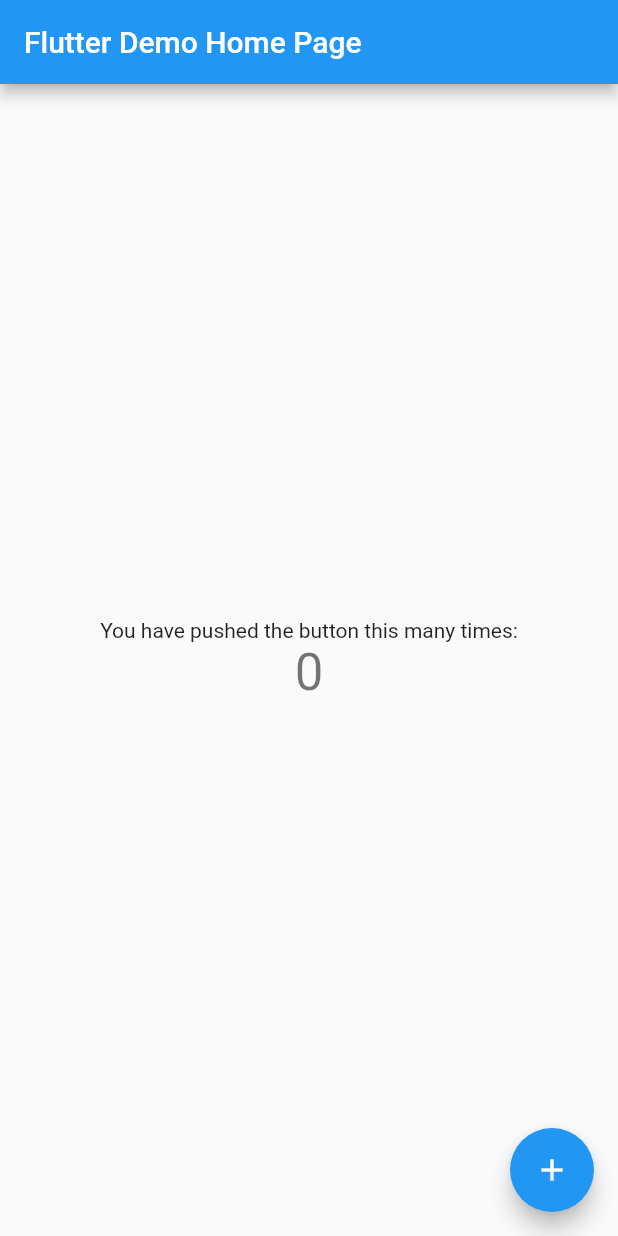
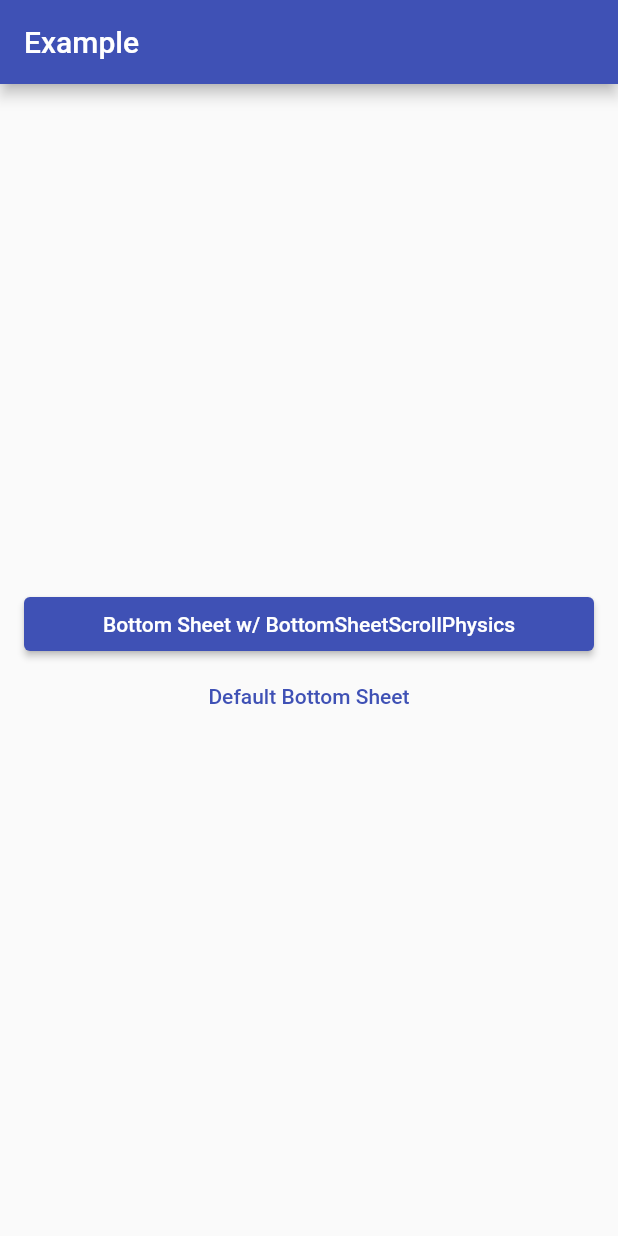
Before and after one commit to weakvar/bottom_sheet_scroll_physics, a Flutter app: the screen it shows after launch, on a phone screen of 412 x 824 dp. Run offline on Flutter 3.47's test engine with Material 2 defaults, Android fonts, the phone set to English and light mode, and no system bars; our stand-ins replace modal_bottom_sheet.

Commit message:
Added example bottom sheets with and without physics

```diff
--- a/example/lib/main.dart
+++ b/example/lib/main.dart
@@ -1,115 +1,120 @@
+import 'package:bottom_sheet_scroll_physics/bottom_sheet_scroll_physics.dart';
+import 'package:modal_bottom_sheet/modal_bottom_sheet.dart';
 import 'package:flutter/material.dart';
 
 void main() {
-  runApp(const MyApp());
+  runApp(const ExampleApp());
 }
 
-class MyApp extends StatelessWidget {
-  const MyApp({super.key});
+class ExampleApp extends StatelessWidget {
+  const ExampleApp({super.key});
 
-  // This widget is the root of your application.
   @override
   Widget build(BuildContext context) {
     return MaterialApp(
-      title: 'Flutter Demo',
-      theme: ThemeData(
-        // This is the theme of your application.
-        //
-        // Try running your application with "flutter run". You'll see the
-        // application has a blue toolbar. Then, without quitting the app, try
-        // changing the primarySwatch below to Colors.green and then invoke
-        // "hot reload" (press "r" in the console where you ran "flutter run",
-        // or simply save your changes to "hot reload" in a Flutter IDE).
-        // Notice that the counter didn't reset back to zero; the application
-        // is not restarted.
-        primarySwatch: Colors.blue,
-      ),
-      home: const MyHomePage(title: 'Flutter Demo Home Page'),
+      title: 'Example App',
+      theme: ThemeData(primarySwatch: Colors.indigo),
+      debugShowCheckedModeBanner: false,
+      home: const HomePage(),
     );
   }
 }
 
-class MyHomePage extends StatefulWidget {
-  const MyHomePage({super.key, required this.title});
-
-  // This widget is the home page of your application. It is stateful, meaning
-  // that it has a State object (defined below) that contains fields that affect
-  // how it looks.
-
-  // This class is the configuration for the state. It holds the values (in this
-  // case the title) provided by the parent (in this case the App widget) and
-  // used by the build method of the State. Fields in a Widget subclass are
-  // always marked "final".
-
-  final String title;
-
-  @override
-  State<MyHomePage> createState() => _MyHomePageState();
-}
-
-class _MyHomePageState extends State<MyHomePage> {
-  int _counter = 0;
-
-  void _incrementCounter() {
-    setState(() {
-      // This call to setState tells the Flutter framework that something has
-      // changed in this State, which causes it to rerun the build method below
-      // so that the display can reflect the updated values. If we changed
-      // _counter without calling setState(), then the build method would not be
-      // called again, and so nothing would appear to happen.
-      _counter++;
-    });
-  }
+class HomePage extends StatelessWidget {
+  const HomePage({Key? key}) : super(key: key);
 
   @override
   Widget build(BuildContext context) {
-    // This method is rerun every time setState is called, for instance as done
-    // by the _incrementCounter method above.
-    //
-    // The Flutter framework has been optimized to make rerunning build methods
-    // fast, so that you can just rebuild anything that needs updating rather
-    // than having to individually change instances of widgets.
     return Scaffold(
       appBar: AppBar(
-        // Here we take the value from the MyHomePage object that was created by
-        // the App.build method, and use it to set our appbar title.
-        title: Text(widget.title),
+        title: const Text('Example'),
       ),
-      body: Center(
-        // Center is a layout widget. It takes a single child and positions it
-        // in the middle of the parent.
-        child: Column(
-          // Column is also a layout widget. It takes a list of children and
-          // arranges them vertically. By default, it sizes itself to fit its
-          // children horizontally, and tries to be as tall as its parent.
-          //
-          // Invoke "debug painting" (press "p" in the console, choose the
-          // "Toggle Debug Paint" action from the Flutter Inspector in Android
-          // Studio, or the "Toggle Debug Paint" command in Visual Studio Code)
-          // to see the wireframe for each widget.
-          //
-          // Column has various properties to control how it sizes itself and
-          // how it positions its children. Here we use mainAxisAlignment to
-          // center the children vertically; the main axis here is the vertical
-          // axis because Columns are vertical (the cross axis would be
-          // horizontal).
-          mainAxisAlignment: MainAxisAlignment.center,
-          children: <Widget>[
-            const Text(
-              'You have pushed the button this many times:',
-            ),
-            Text(
-              '$_counter',
-              style: Theme.of(context).textTheme.headline4,
-            ),
-          ],
+      body: SafeArea(
+        child: Padding(
+          padding: const EdgeInsets.symmetric(horizontal: 16),
+          child: Column(
+            mainAxisAlignment: MainAxisAlignment.center,
+            crossAxisAlignment: CrossAxisAlignment.stretch,
+            children: [
+              ElevatedButton(
+                onPressed: () {
+                  showMaterialModalBottomSheet(
+                    context: context,
+                    builder: (context) {
+                      return const BottomSheetWithCustomPhysics();
+                    },
+                  );
+                },
+                child: const Text('Bottom Sheet w/ BottomSheetScrollPhysics'),
+              ),
+              TextButton(
+                onPressed: () {
+                  showMaterialModalBottomSheet(
+                    context: context,
+                    builder: (context) {
+                      return const DefaultBottomSheet();
+                    },
+                  );
+                },
+                child: const Text('Default Bottom Sheet'),
+              ),
+            ],
+          ),
         ),
       ),
-      floatingActionButton: FloatingActionButton(
-        onPressed: _incrementCounter,
-        tooltip: 'Increment',
-        child: const Icon(Icons.add),
-      ), // This trailing comma makes auto-formatting nicer for build methods.
     );
   }
 }
+
+class BottomSheetWithCustomPhysics extends StatelessWidget {
+  const BottomSheetWithCustomPhysics({Key? key}) : super(key: key);
+
+  @override
+  Widget build(BuildContext context) {
+    final deviceHeight = MediaQuery.of(context).size.height;
+    final statusBarHeight = MediaQuery.of(context).viewPadding.top;
+
+    return ConstrainedBox(
+      constraints: BoxConstraints(maxHeight: deviceHeight - statusBarHeight),
+      child: SafeArea(
+        top: false,
+        child: ListView.builder(
+          physics: const BottomSheetScrollPhysics(),
+          padding: EdgeInsets.zero,
+          itemCount: 25,
+          itemBuilder: (context, index) {
+            return ListTile(
+              title: Text('Inner Item at $index'),
+            );
+          },
+        ),
+      ),
+    );
+  }
+}
+
+class DefaultBottomSheet extends StatelessWidget {
+  const DefaultBottomSheet({Key? key}) : super(key: key);
+
+  @override
+  Widget build(BuildContext context) {
+    final deviceHeight = MediaQuery.of(context).size.height;
+    final statusBarHeight = MediaQuery.of(context).viewPadding.top;
+
+    return ConstrainedBox(
+      constraints: BoxConstraints(maxHeight: deviceHeight - statusBarHeight),
+      child: SafeArea(
+        top: false,
+        child: ListView.builder(
+          padding: EdgeInsets.zero,
+          itemCount: 25,
+          itemBuilder: (context, index) {
+            return ListTile(
+              title: Text('Inner Item at $index'),
+            );
+          },
+        ),
+      ),
+    );
+  }
+}
```
Also changed, not shown: example/pubspec.yaml (+2 -72 lines), example/pubspec.lock.
